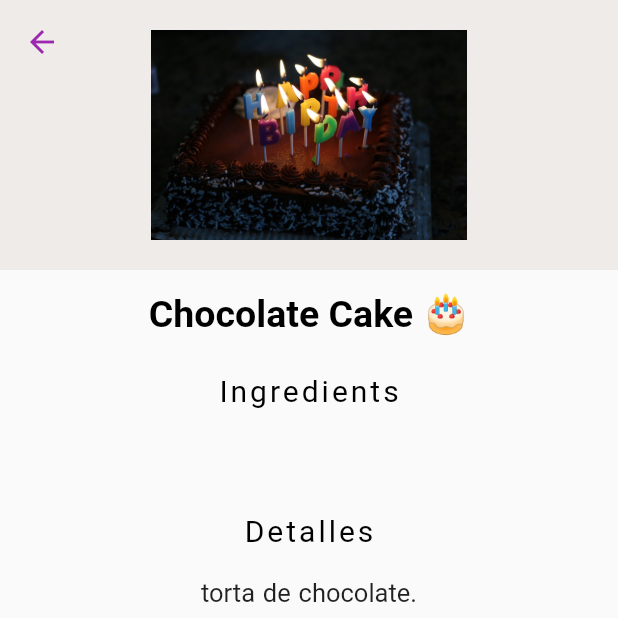
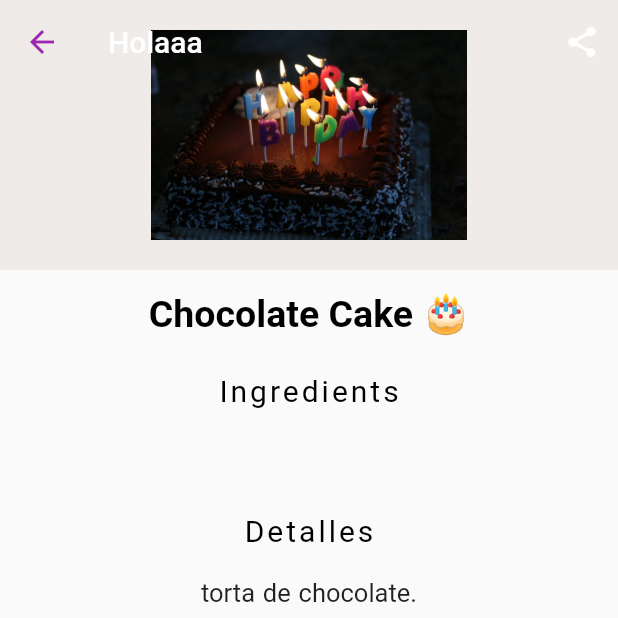
Before and after one commit to EZEVAR/bakery, a Flutter app: the BirthdayCakePage screen opened directly with sample values from the repository, on a phone screen of 412 x 824 dp, the top half of it. Run offline on Flutter 3.47's test engine with Material 2 defaults, Android fonts, the light colour scheme and no system bars; our stand-ins replace flutter_image_slideshow, go_router.

Commit message:
UPDATE Birthdate feature

```diff
--- a/lib/TabBarView/birthday_tab.dart
+++ b/lib/TabBarView/birthday_tab.dart
@@ -1,7 +1,7 @@
 import 'package:flutter/material.dart';
-import '../Models/birdthday_model.dart';
+import '../birthday_details/models/birdthday_model.dart';
 import '../Utilities/Tiles/birthday_tile.dart';
-import '../pages/birthday.dart';
+import '../birthday_details/view/birthday_cake_page.dart';
 
 class BirthdaysTab extends StatelessWidget {
   const BirthdaysTab({
--- a/lib/pages/birthday.dart
+++ b/lib/birthday_details/view/birthday_cake_page.dart
@@ -1,5 +1,6 @@
+import 'package:bakery/birthday_details/view/widgets/image_bday_details.dart';
 import 'package:flutter/material.dart';
-import '../Models/birdthday_model.dart';
+import '../models/birdthday_model.dart';
 
 class BirthdayCakePage extends StatelessWidget {
   const BirthdayCakePage({super.key, required this.birthday});
@@ -11,6 +12,7 @@ class BirthdayCakePage extends StatelessWidget {
         headerSliverBuilder: (context, innerBoxIsScrolled) {
           return [
             SliverAppBar(
+              title: Text('Holaaa'),
               leading: IconButton(
                 icon: const Icon(
                   Icons.arrow_back,
@@ -20,6 +22,7 @@ class BirthdayCakePage extends StatelessWidget {
                   Navigator.of(context).pop();
                 },
               ),
+              actions: [IconButton(onPressed: () {}, icon: Icon(Icons.share))],
               backgroundColor: Colors.transparent,
               expandedHeight: 180,
               floating: true,
@@ -35,7 +38,7 @@ class BirthdayCakePage extends StatelessWidget {
                           decoration: BoxDecoration(
                             color: birthday.color[50],
                           ),
-                          child: Image.asset(birthday.imagePath)),
+                          child: ImageBDayDetails(birthday: birthday)),
                     ),
                   ),
                 ],
--- /dev/null
+++ b/lib/birthday_details/view/birthday_details.dart
@@ -0,0 +1,2 @@
+export 'birthday_cake_page.dart';
+export '../models/birdthday_model.dart';
--- /dev/null
+++ b/lib/birthday_details/view/widgets/image_bday_details.dart
@@ -0,0 +1,17 @@
+import 'package:flutter/material.dart';
+
+import '../../models/birdthday_model.dart';
+
+class ImageBDayDetails extends StatelessWidget {
+  const ImageBDayDetails({
+    super.key,
+    required this.birthday,
+  });
+
+  final BirthdayModel birthday;
+
+  @override
+  Widget build(BuildContext context) {
+    return Image.asset(birthday.imagePath);
+  }
+}
--- a/pubspec.yaml
+++ b/pubspec.yaml
@@ -4,7 +4,7 @@ publish_to: 'none'
 version: 0.1.0
 
 environment:
-  sdk: '>=3.0.5 <4.0.0'
+  sdk: '>=3.0.3 <4.0.0'
 
 dependencies:
   flutter:
```
Also changed, not shown: lib/birthday_details/models/birdthday_model.dart (renamed from lib/Models/birdthday_model.dart).
